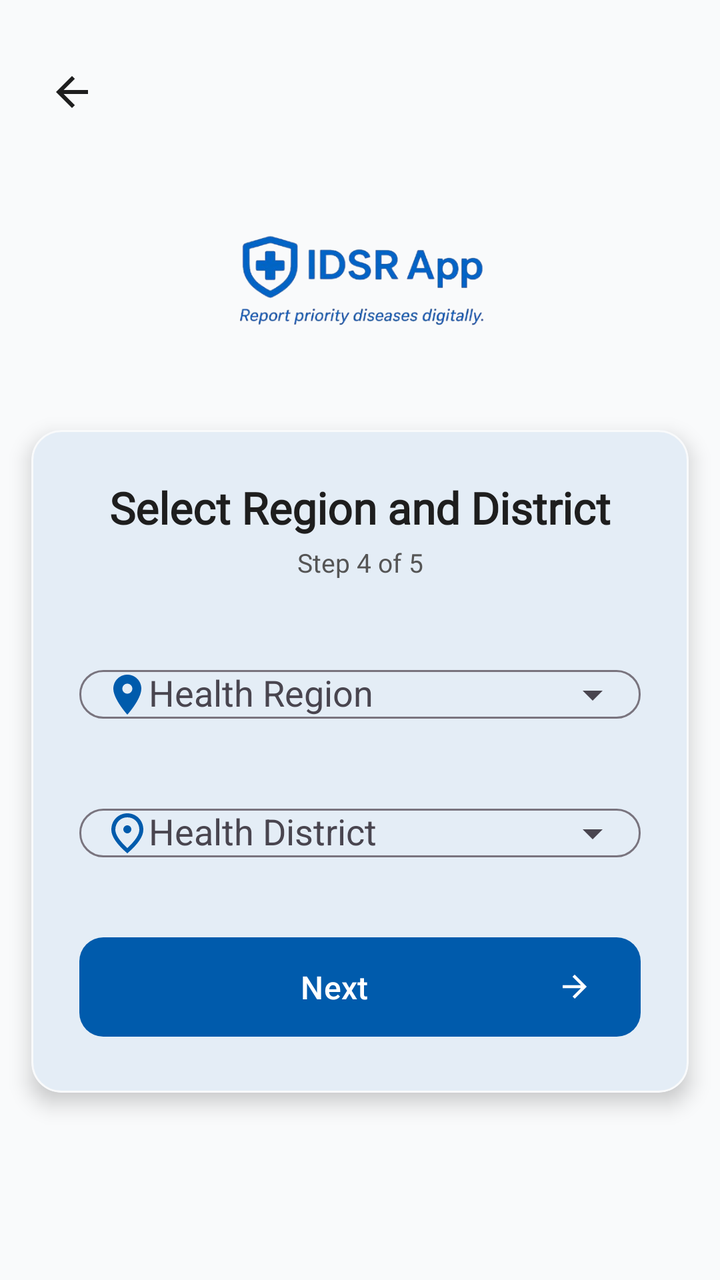
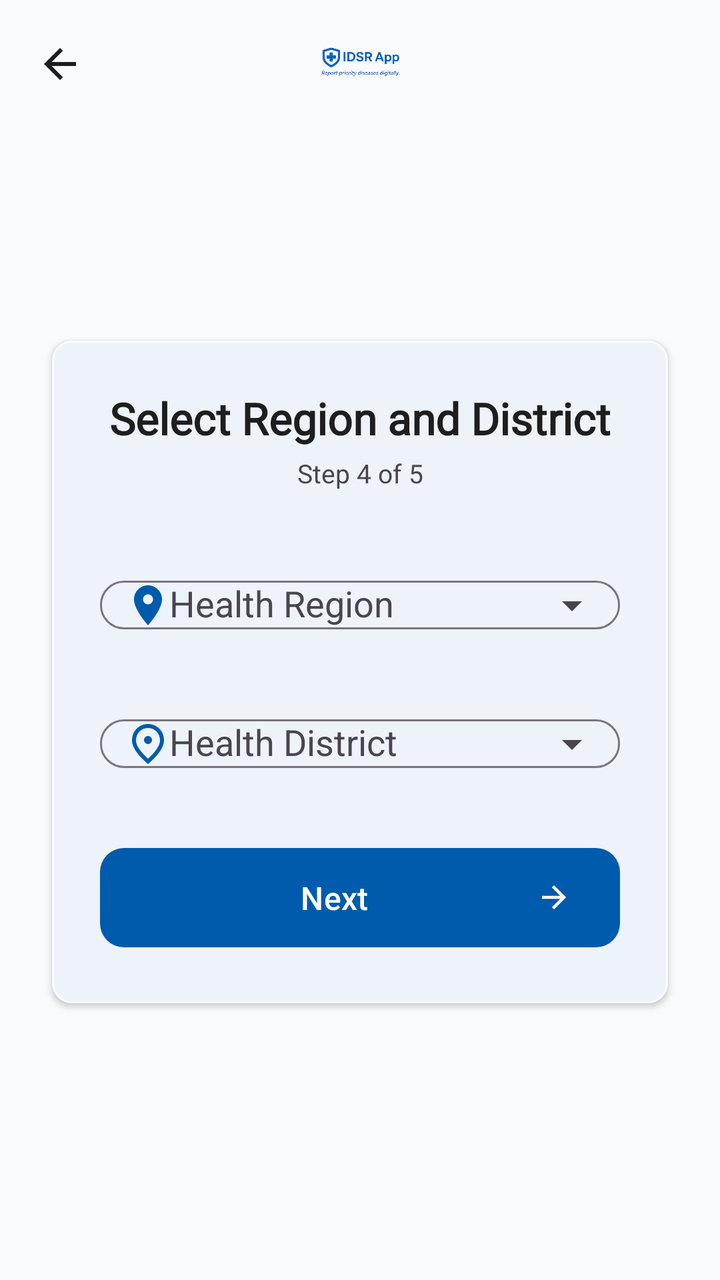

The first picture is an Android layout as it rendered before a commit; the second is the same layout after the commit. The layout source and the unified diff follow.
<!-- AndroidManifest.xml: application theme Theme.IDSR -->
<!-- res/layout/activity_signup31.xml -->
<?xml version="1.0" encoding="utf-8"?>
<androidx.appcompat.widget.LinearLayoutCompat
    xmlns:android="http://schemas.android.com/apk/res/android"
    xmlns:app="http://schemas.android.com/apk/res-auto"
    xmlns:tools="http://schemas.android.com/tools"
    android:id="@+id/main"
    android:layout_width="match_parent"
    android:layout_height="match_parent"
    android:orientation="vertical"
    android:background="?attr/android:colorBackground"
    tools:context=".activities.Signup3_1Activity">


    <androidx.constraintlayout.widget.ConstraintLayout
        android:layout_width="match_parent"
        android:layout_height="0dp"
        android:layout_weight="0.22">


        <androidx.appcompat.widget.AppCompatImageButton
            android:id="@+id/btnBackSignup31"
            android:layout_width="40dp"
            android:layout_height="60dp"
            android:layout_margin="16dp"
            android:background="?attr/selectableItemBackgroundBorderless"
            android:src="@drawable/back_btn"
            android:contentDescription="Back"
            app:tint="?attr/colorOnSurface"
            app:layout_constraintStart_toStartOf="parent"
            app:layout_constraintTop_toTopOf="parent" />


        <androidx.appcompat.widget.AppCompatImageView
            android:id="@+id/logoImage"
            android:layout_width="150dp"
            android:layout_height="120dp"
            android:src="@drawable/splash11"
            android:scaleType="centerCrop"
            android:contentDescription="IDSR App Logo"
            app:layout_constraintTop_toBottomOf="@id/btnBackSignup31"
            app:layout_constraintStart_toStartOf="parent"
            app:layout_constraintEnd_toEndOf="parent"
            app:layout_constraintBottom_toBottomOf="parent" />
    </androidx.constraintlayout.widget.ConstraintLayout>


    <com.google.android.material.card.MaterialCardView
        android:layout_width="match_parent"
        android:layout_height="wrap_content"
        android:layout_marginHorizontal="5dp"
        android:layout_marginTop="-10dp"
        android:layout_marginBottom="80dp"
        app:cardCornerRadius="15dp"
        app:cardElevation="6dp"
        app:cardUseCompatPadding="true"
        app:cardBackgroundColor="?attr/colorSurface"
        app:strokeWidth="1dp"
        app:strokeColor="?attr/colorSurfaceVariant">

        <LinearLayout
            android:layout_width="match_parent"
            android:layout_height="wrap_content"
            android:orientation="vertical"
            android:padding="24dp">


            <androidx.appcompat.widget.AppCompatTextView
                android:id="@+id/tvSelectRegionDistrict"
                android:layout_width="match_parent"
                android:layout_height="wrap_content"
                android:text="Select Region and District"
                android:textSize="22sp"
                android:textStyle="bold"
                android:textColor="?attr/colorOnSurface"
                android:gravity="center"
                android:fontFamily="@font/font1" />


            <androidx.appcompat.widget.AppCompatTextView
                android:layout_width="match_parent"
                android:layout_height="wrap_content"
                android:layout_marginTop="4dp"
                android:text="Step 4 of 5"
                android:textSize="13sp"
                android:textColor="@color/idsr_gray"
                android:gravity="center" />


            <com.google.android.material.textfield.TextInputLayout
                android:id="@+id/tilRegion"
                style="@style/Widget.Material3.TextInputLayout.OutlinedBox"
                android:layout_width="match_parent"
                android:layout_height="wrap_content"
                android:layout_marginTop="28dp"
                android:hint="        Health Region"
                app:startIconDrawable="@drawable/baseline_location_on_2"
                app:startIconTint="?attr/colorPrimary"
                app:endIconMode="dropdown_menu"
                app:boxCornerRadiusTopStart="12dp"
                app:boxCornerRadiusTopEnd="12dp"
                app:boxCornerRadiusBottomStart="12dp"
                app:boxCornerRadiusBottomEnd="12dp">

                <AutoCompleteTextView
                    android:id="@+id/actRegion"
                    android:layout_width="match_parent"
                    android:layout_height="wrap_content"
                    android:inputType="none"
                    android:focusable="false"
                    android:textColor="?attr/colorOnSurface" />
            </com.google.android.material.textfield.TextInputLayout>


            <com.google.android.material.textfield.TextInputLayout
                android:id="@+id/tilDistrict"
                style="@style/Widget.Material3.TextInputLayout.OutlinedBox"
                android:layout_width="match_parent"
                android:layout_height="wrap_content"
                android:layout_marginTop="16dp"
                android:hint="        Health District"
                app:startIconDrawable="@drawable/baseline_place_24"
                app:startIconTint="?attr/colorPrimary"
                app:endIconMode="dropdown_menu"
                app:boxCornerRadiusTopStart="12dp"
                app:boxCornerRadiusTopEnd="12dp"
                app:boxCornerRadiusBottomStart="12dp"
                app:boxCornerRadiusBottomEnd="12dp">

                <AutoCompleteTextView
                    android:id="@+id/actDistrict"
                    android:layout_width="match_parent"
                    android:layout_height="wrap_content"
                    android:inputType="none"
                    android:focusable="false"
                    android:textColor="?attr/colorOnSurface" />
            </com.google.android.material.textfield.TextInputLayout>


            <com.google.android.material.button.MaterialButton
                android:id="@+id/btnNext31"
                android:layout_width="match_parent"
                android:layout_height="wrap_content"
                android:layout_marginTop="24dp"
                android:text="Next"
                android:textAllCaps="false"
                android:textSize="16sp"
                android:paddingVertical="14dp"
                app:cornerRadius="12dp"
                app:icon="@drawable/baseline_arrow_forward_24"
                app:iconGravity="end" />

        </LinearLayout>
    </com.google.android.material.card.MaterialCardView>

</androidx.appcompat.widget.LinearLayoutCompat>
<!-- resources referenced by this layout -->
<resources>
  <color name="idsr_gray">#555555</color>
  <!-- drawable back_btn (drawable) -->
  <vector xmlns:android="http://schemas.android.com/apk/res/android"
      android:width="24dp"
      android:height="24dp"
      android:viewportWidth="960"
      android:viewportHeight="960"
      android:tint="?attr/colorControlNormal"
      android:autoMirrored="true">
    <path
        android:fillColor="@android:color/white"
        android:pathData="M313,520L537,744L480,800L160,480L480,160L537,216L313,440L800,440L800,520L313,520Z"/>
  </vector>
  <!-- drawable baseline_arrow_forward_24 (drawable) -->
  <?xml version="1.0" encoding="utf-8"?>
  <vector xmlns:android="http://schemas.android.com/apk/res/android"
      android:width="24dp"
      android:height="24dp"
      android:viewportWidth="24"
      android:viewportHeight="24">
      <path
          android:fillColor="@android:color/white"
          android:pathData="M12,4l-1.41,1.41L16.17,11H4v2h12.17l-5.58,5.59L12,20l8,-8z"/>
  </vector>
  <!-- drawable baseline_location_on_2 (drawable) -->
  <vector xmlns:android="http://schemas.android.com/apk/res/android"
      android:width="24dp"
      android:height="24dp"
      android:viewportWidth="24"
      android:viewportHeight="24"
      android:tint="?attr/colorControlNormal">
      <path
          android:fillColor="@android:color/white"
          android:pathData="M12,2C8.13,2 5,5.13 5,9c0,5.25 7,13 7,13s7,-7.75 7,-13c0,-3.87 -3.13,-7 -7,-7zM12,11.5c-1.38,0 -2.5,-1.12 -2.5,-2.5s1.12,-2.5 2.5,-2.5 2.5,1.12 2.5,2.5 -1.12,2.5 -2.5,2.5z"/>
  </vector>
  <!-- drawable baseline_place_24 (drawable) -->
  <vector xmlns:android="http://schemas.android.com/apk/res/android"
      android:width="24dp"
      android:height="24dp"
      android:viewportWidth="24"
      android:viewportHeight="24"
      android:tint="?attr/colorControlNormal">
      <path
          android:fillColor="@android:color/white"
          android:pathData="M12,12c-1.1,0 -2,-0.9 -2,-2s0.9,-2 2,-2 2,0.9 2,2 -0.9,2 -2,2zM18,10.2C18,6.57 15.35,4 12,4s-6,2.57 -6,6.2c0,2.34 1.95,5.44 6,9.14 4.05,-3.7 6,-6.8 6,-9.14zM12,2c4.2,0 8,3.22 8,8.2 0,3.32 -2.67,7.25 -8,11.8 -5.33,-4.55 -8,-8.48 -8,-11.8C4,5.22 7.8,2 12,2z"/>
  </vector>
  <!-- drawable splash11: png bitmap (drawable, 74529 bytes) -->
  <style name="Theme.IDSR" parent="Theme.Material3.DayNight.NoActionBar">
  
  
          <item name="colorPrimary">@color/idsr_primary</item>
          <item name="colorOnPrimary">@color/idsr_on_primary</item>
          <item name="colorPrimaryContainer">#D2E3FC</item>
  
  
          <item name="android:colorBackground">@color/idsr_background</item>
  
  
          <item name="colorSurface">@color/idsr_surface</item>
          <item name="colorSurfaceVariant">@color/idsr_background</item>
  
  
          <item name="colorOnSurface">@color/idsr_on_surface</item>
  
          <item name="android:textColor">@color/idsr_on_surface</item>
          <item name="android:textColorPrimary">@color/idsr_on_surface</item>
          <item name="android:textColorSecondary">@color/idsr_gray</item>
  
  
          <item name="textInputStyle">@style/Widget.Material3.TextInputLayout.OutlinedBox</item>
  
  
          <item name="android:statusBarColor">@android:color/transparent</item>
          <item name="android:windowLightStatusBar">true</item>
  
      </style>
  <color name="idsr_primary">#005BAC</color>
  <color name="idsr_on_primary">#FFFFFF</color>
  <color name="idsr_background">#F9FAFB</color>
  <color name="idsr_surface">#FFFFFF</color>
  <color name="idsr_on_surface">#1E1E1E</color>
</resources>

<!-- the commit's change to res/layout/activity_signup31.xml (unified diff, before → after) -->
@@ -1,155 +1,180 @@
 <?xml version="1.0" encoding="utf-8"?>
-<androidx.appcompat.widget.LinearLayoutCompat
+<androidx.coordinatorlayout.widget.CoordinatorLayout
     xmlns:android="http://schemas.android.com/apk/res/android"
     xmlns:app="http://schemas.android.com/apk/res-auto"
     xmlns:tools="http://schemas.android.com/tools"
     android:id="@+id/main"
     android:layout_width="match_parent"
     android:layout_height="match_parent"
-    android:orientation="vertical"
     android:background="?attr/android:colorBackground"
     tools:context=".activities.Signup3_1Activity">
 
 
-    <androidx.constraintlayout.widget.ConstraintLayout
+    <com.google.android.material.appbar.AppBarLayout
+        android:id="@+id/appBarLayout"
         android:layout_width="match_parent"
-        android:layout_height="0dp"
-        android:layout_weight="0.22">
+        android:layout_height="wrap_content"
+        android:fitsSystemWindows="true"
+        android:background="?attr/android:colorBackground"
+        app:elevation="0dp">
+
+        <androidx.constraintlayout.widget.ConstraintLayout
+            android:layout_width="match_parent"
+            android:layout_height="wrap_content"
+            android:paddingStart="8dp"
+            android:paddingEnd="8dp"
+            android:paddingTop="8dp"
+            android:paddingBottom="8dp">
+
+            <androidx.appcompat.widget.AppCompatImageButton
+                android:id="@+id/btnBackSignup31"
+                android:layout_width="44dp"
+                android:layout_height="44dp"
+                android:background="?attr/selectableItemBackgroundBorderless"
+                android:contentDescription="Back"
+                android:src="@drawable/back_btn"
+                android:padding="10dp"
+                app:tint="?attr/colorOnSurface"
+                app:layout_constraintStart_toStartOf="parent"
+                app:layout_constraintTop_toTopOf="parent"
+                app:layout_constraintBottom_toBottomOf="parent"/>
+
+            <androidx.appcompat.widget.AppCompatImageView
+                android:id="@+id/logoImage"
+                android:layout_width="0dp"
+                android:layout_height="48dp"
+                android:scaleType="fitCenter"
+                android:src="@drawable/splash11"
+                android:contentDescription="App logo"
+                app:layout_constraintStart_toStartOf="parent"
+                app:layout_constraintEnd_toEndOf="parent"
+                app:layout_constraintTop_toTopOf="parent"
+                app:layout_constraintBottom_toBottomOf="parent"/>
+
+        </androidx.constraintlayout.widget.ConstraintLayout>
+
+    </com.google.android.material.appbar.AppBarLayout>
 
 
-        <androidx.appcompat.widget.AppCompatImageButton
-            android:id="@+id/btnBackSignup31"
-            android:layout_width="40dp"
-            android:layout_height="60dp"
-            android:layout_margin="16dp"
-            android:background="?attr/selectableItemBackgroundBorderless"
-            android:src="@drawable/back_btn"
-            android:contentDescription="Back"
-            app:tint="?attr/colorOnSurface"
-            app:layout_constraintStart_toStartOf="parent"
-            app:layout_constraintTop_toTopOf="parent" />
-
-
-        <androidx.appcompat.widget.AppCompatImageView
-            android:id="@+id/logoImage"
-            android:layout_width="150dp"
-            android:layout_height="120dp"
-            android:src="@drawable/splash11"
-            android:scaleType="centerCrop"
-            android:contentDescription="IDSR App Logo"
-            app:layout_constraintTop_toBottomOf="@id/btnBackSignup31"
-            app:layout_constraintStart_toStartOf="parent"
-            app:layout_constraintEnd_toEndOf="parent"
-            app:layout_constraintBottom_toBottomOf="parent" />
-    </androidx.constraintlayout.widget.ConstraintLayout>
-
-
-    <com.google.android.material.card.MaterialCardView
+    <androidx.core.widget.NestedScrollView
         android:layout_width="match_parent"
-        android:layout_height="wrap_content"
-        android:layout_marginHorizontal="5dp"
-        android:layout_marginTop="-10dp"
-        android:layout_marginBottom="80dp"
-        app:cardCornerRadius="15dp"
-        app:cardElevation="6dp"
-        app:cardUseCompatPadding="true"
-        app:cardBackgroundColor="?attr/colorSurface"
-        app:strokeWidth="1dp"
-        app:strokeColor="?attr/colorSurfaceVariant">
+        android:layout_height="match_parent"
+        android:clipToPadding="false"
+        android:paddingBottom="24dp"
+        android:fillViewport="true"
+        app:layout_behavior="@string/appbar_scrolling_view_behavior">
 
         <LinearLayout
             android:layout_width="match_parent"
             android:layout_height="wrap_content"
             android:orientation="vertical"
-            android:padding="24dp">
+            android:gravity="center_vertical"
+            android:paddingHorizontal="16dp"
+            android:paddingTop="16dp">
 
-
-            <androidx.appcompat.widget.AppCompatTextView
-                android:id="@+id/tvSelectRegionDistrict"
+            <com.google.android.material.card.MaterialCardView
                 android:layout_width="match_parent"
                 android:layout_height="wrap_content"
-                android:text="Select Region and District"
-                android:textSize="22sp"
-                android:textStyle="bold"
-                android:textColor="?attr/colorOnSurface"
-                android:gravity="center"
-                android:fontFamily="@font/font1" />
+                android:layout_marginHorizontal="5dp"
+                android:layout_marginBottom="24dp"
+                app:cardCornerRadius="10dp"
+                app:cardElevation="2dp"
+                app:cardUseCompatPadding="true"
+                app:cardBackgroundColor="?attr/colorSurface"
+                app:strokeWidth="1dp"
+                app:strokeColor="?attr/colorSurfaceVariant">
 
-
-            <androidx.appcompat.widget.AppCompatTextView
-                android:layout_width="match_parent"
-                android:layout_height="wrap_content"
-                android:layout_marginTop="4dp"
-                android:text="Step 4 of 5"
-                android:textSize="13sp"
-                android:textColor="@color/idsr_gray"
-                android:gravity="center" />
-
-
-            <com.google.android.material.textfield.TextInputLayout
-                android:id="@+id/tilRegion"
-                style="@style/Widget.Material3.TextInputLayout.OutlinedBox"
-                android:layout_width="match_parent"
-                android:layout_height="wrap_content"
-                android:layout_marginTop="28dp"
-                android:hint="        Health Region"
-                app:startIconDrawable="@drawable/baseline_location_on_2"
-                app:startIconTint="?attr/colorPrimary"
-                app:endIconMode="dropdown_menu"
-                app:boxCornerRadiusTopStart="12dp"
-                app:boxCornerRadiusTopEnd="12dp"
-                app:boxCornerRadiusBottomStart="12dp"
-                app:boxCornerRadiusBottomEnd="12dp">
-
-                <AutoCompleteTextView
-                    android:id="@+id/actRegion"
+                <LinearLayout
                     android:layout_width="match_parent"
                     android:layout_height="wrap_content"
-                    android:inputType="none"
-                    android:focusable="false"
-                    android:textColor="?attr/colorOnSurface" />
-            </com.google.android.material.textfield.TextInputLayout>
+                    android:orientation="vertical"
+                    android:padding="24dp">
 
+                    <com.google.android.material.textview.MaterialTextView
+                        android:id="@+id/tvSelectRegionDistrict"
+                        android:layout_width="match_parent"
+                        android:layout_height="wrap_content"
+                        android:text="Select Region and District"
+                        android:textSize="22sp"
+                        android:textStyle="bold"
+                        android:textColor="?attr/colorOnSurface"
+                        android:gravity="center"
+                        android:fontFamily="@font/font1"/>
 
-            <com.google.android.material.textfield.TextInputLayout
-                android:id="@+id/tilDistrict"
-                style="@style/Widget.Material3.TextInputLayout.OutlinedBox"
-                android:layout_width="match_parent"
-                android:layout_height="wrap_content"
-                android:layout_marginTop="16dp"
-                android:hint="        Health District"
-                app:startIconDrawable="@drawable/baseline_place_24"
-                app:startIconTint="?attr/colorPrimary"
-                app:endIconMode="dropdown_menu"
-                app:boxCornerRadiusTopStart="12dp"
-                app:boxCornerRadiusTopEnd="12dp"
-                app:boxCornerRadiusBottomStart="12dp"
-                app:boxCornerRadiusBottomEnd="12dp">
+                    <com.google.android.material.textview.MaterialTextView
+                        android:layout_width="match_parent"
+                        android:layout_height="wrap_content"
+                        android:layout_marginTop="4dp"
+                        android:text="Step 4 of 5"
+                        android:textSize="13sp"
+                        android:textColor="?attr/colorOnSurfaceVariant"
+                        android:gravity="center"/>
 
-                <AutoCompleteTextView
-                    android:id="@+id/actDistrict"
-                    android:layout_width="match_parent"
-                    android:layout_height="wrap_content"
-                    android:inputType="none"
-                    android:focusable="false"
-                    android:textColor="?attr/colorOnSurface" />
-            </com.google.android.material.textfield.TextInputLayout>
+                    <com.google.android.material.textfield.TextInputLayout
+                        android:id="@+id/tilRegion"
+                        style="@style/Widget.Material3.TextInputLayout.OutlinedBox"
+                        android:layout_width="match_parent"
+                        android:layout_height="wrap_content"
+                        android:layout_marginTop="28dp"
+                        android:hint="        Health Region"
+                        app:startIconDrawable="@drawable/baseline_location_on_2"
+                        app:startIconTint="?attr/colorPrimary"
+                        app:endIconMode="dropdown_menu"
+                        app:boxCornerRadiusTopStart="12dp"
+                        app:boxCornerRadiusTopEnd="12dp"
+                        app:boxCornerRadiusBottomStart="12dp"
+                        app:boxCornerRadiusBottomEnd="12dp">
 
+                        <AutoCompleteTextView
+                            android:id="@+id/actRegion"
+                            android:layout_width="match_parent"
+                            android:layout_height="wrap_content"
+                            android:inputType="none"
+                            android:focusable="false"
+                            android:textColor="?attr/colorOnSurface"/>
+                    </com.google.android.material.textfield.TextInputLayout>
 
-            <com.google.android.material.button.MaterialButton
-                android:id="@+id/btnNext31"
-                android:layout_width="match_parent"
-                android:layout_height="wrap_content"
-                android:layout_marginTop="24dp"
-                android:text="Next"
-                android:textAllCaps="false"
-                android:textSize="16sp"
-                android:paddingVertical="14dp"
-                app:cornerRadius="12dp"
-                app:icon="@drawable/baseline_arrow_forward_24"
-                app:iconGravity="end" />
+                    <com.google.android.material.textfield.TextInputLayout
+                        android:id="@+id/tilDistrict"
+                        style="@style/Widget.Material3.TextInputLayout.OutlinedBox"
+                        android:layout_width="match_parent"
+                        android:layout_height="wrap_content"
+                        android:layout_marginTop="16dp"
+                        android:hint="        Health District"
+                        app:startIconDrawable="@drawable/baseline_place_24"
+                        app:startIconTint="?attr/colorPrimary"
+                        app:endIconMode="dropdown_menu"
+                        app:boxCornerRadiusTopStart="12dp"
+                        app:boxCornerRadiusTopEnd="12dp"
+                        app:boxCornerRadiusBottomStart="12dp"
+                        app:boxCornerRadiusBottomEnd="12dp">
+
+                        <AutoCompleteTextView
+                            android:id="@+id/actDistrict"
+                            android:layout_width="match_parent"
+                            android:layout_height="wrap_content"
+                            android:inputType="none"
+                            android:focusable="false"
+                            android:textColor="?attr/colorOnSurface"/>
+                    </com.google.android.material.textfield.TextInputLayout>
+
+                    <com.google.android.material.button.MaterialButton
+                        android:id="@+id/btnNext31"
+                        android:layout_width="match_parent"
+                        android:layout_height="wrap_content"
+                        android:layout_marginTop="24dp"
+                        android:text="Next"
+                        android:textAllCaps="false"
+                        android:textSize="16sp"
+                        android:paddingVertical="14dp"
+                        app:cornerRadius="12dp"
+                        app:icon="@drawable/baseline_arrow_forward_24"
+                        app:iconGravity="end"/>
+
+                </LinearLayout>
+            </com.google.android.material.card.MaterialCardView>
 
         </LinearLayout>
-    </com.google.android.material.card.MaterialCardView>
+    </androidx.core.widget.NestedScrollView>
 
-</androidx.appcompat.widget.LinearLayoutCompat>
+</androidx.coordinatorlayout.widget.CoordinatorLayout>
